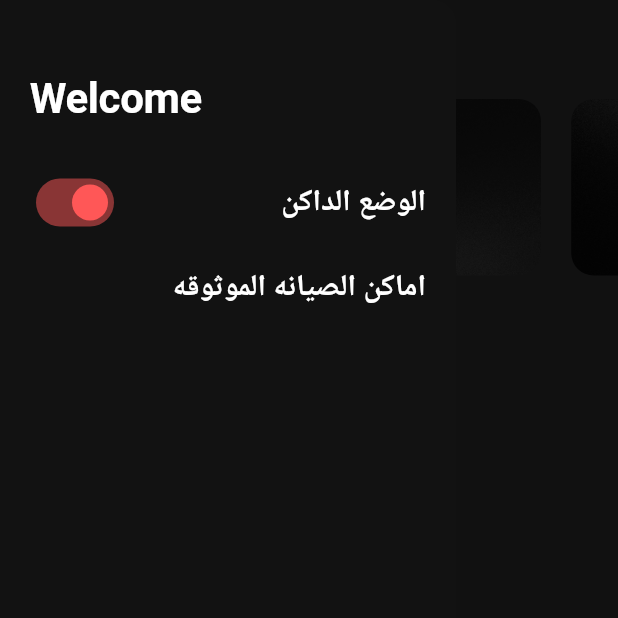
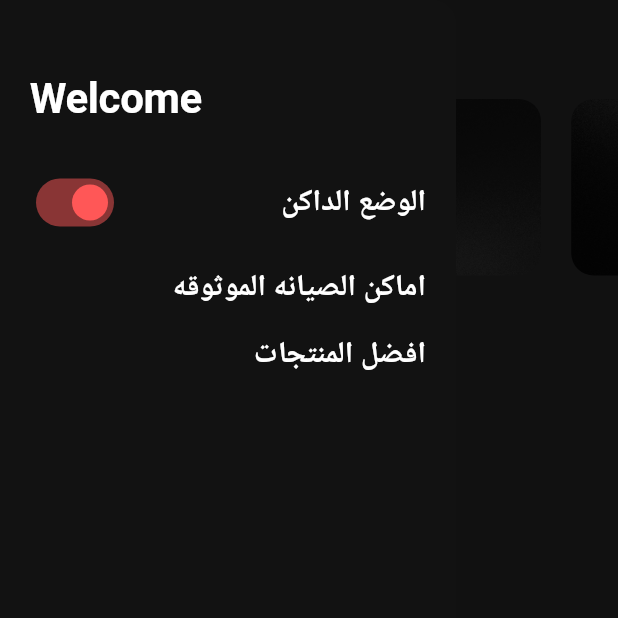
Before and after one commit to eyad-gomaa/Scooter-App, a Flutter app: the HomeView screen opened by its route, with the side drawer open, on a phone screen of 412 x 824 dp, the top half of it. Run offline on Flutter 3.47's test engine with Material 3 defaults, Android fonts, the phone set to English and light mode, and no system bars; drawn by our look-alikes of carousel_slider, smooth_page_indicator; our stand-ins replace cached_network_image, cloud_firestore, dartz, firebase_core, flutter_bloc, get_it and 4 more; accounts and stored records are empty; Roboto replaces fonts that are missing (Cairo).

Commit message:
some responsive fix

```diff
--- a/lib/core/utils/app_router.dart
+++ b/lib/core/utils/app_router.dart
@@ -3,6 +3,7 @@ import 'package:go_router/go_router.dart';
 import 'package:scooter_app/features/add_data/data/data_model/data_model.dart';
 
 import '../../features/add_data/presentation/view/add_data_view.dart';
+import '../../features/best_products/presentation/view/best_products_view.dart';
 import '../../features/edit_data/view/edit_data_view.dart';
 import '../../features/home/presentation/view/home_view.dart';
 import '../../features/onboarding/presentation/view/onboarding_view.dart';
@@ -15,6 +16,7 @@ class RouterPath{
   static const addDataView = "/addDataView";
   static const editDataView = "/editDataView";
   static const trustedPlacesView = "/trustedPlacesView";
+  static const bestProductsView = "/bestProductsView";
 }
 final GoRouter router = GoRouter(
     routes: [
@@ -43,5 +45,9 @@ final GoRouter router = GoRouter(
     path: RouterPath.trustedPlacesView,
     builder: (BuildContext context, GoRouterState state) => const TrustedPlacesView(),
       ),
+      GoRoute(
+    path: RouterPath.bestProductsView,
+    builder: (BuildContext context, GoRouterState state) => const BestProductsView(),
+      ),
     ]
 );
--- a/lib/features/add_data/presentation/view/widget/add_data_view_body.dart
+++ b/lib/features/add_data/presentation/view/widget/add_data_view_body.dart
@@ -46,7 +46,7 @@ class _AddDataViewBodyState extends State<AddDataViewBody> {
                   if (_formKey.currentState!.validate()) {
                     _formKey.currentState!.save();
                     final SharedPreferences prefs = await SharedPreferences.getInstance();
-                    await prefs.setString('dataAdded', "true");
+                    await prefs.setBool('dataAdded', true);
                   }
                 },
                 text: "التالي",
--- a/lib/features/home/presentation/view/widget/home_drawer.dart
+++ b/lib/features/home/presentation/view/widget/home_drawer.dart
@@ -24,18 +24,23 @@ class HomeDrawer extends StatelessWidget {
               const SizedBox(height: 30,),
               const DarkModeSwitchContainer(),
               const SizedBox(height: 20,),
-              GestureDetector(
-                onTap:(){
-                  BlocProvider.of<TrustedPlacesCubit>(context).getTrustedPlaces();
-                  GoRouter.of(context).push(RouterPath.trustedPlacesView);
-                },
-                child: Row(
-                  mainAxisAlignment: MainAxisAlignment.end,
-                  children: [
-                    Text("اماكن الصيانه الموثوقه",style: Theme.of(context).textTheme.displaySmall,),
-                  ],
-                ),
-              )
+              DrawerItem(
+                onTap: (){
+                BlocProvider.of<TrustedPlacesCubit>(context).getTrustedPlaces();
+                GoRouter.of(context).push(RouterPath.trustedPlacesView);
+              },
+                title: "اماكن الصيانه الموثوقه",
+
+              ),
+              const SizedBox(height: 20,),
+              DrawerItem(
+                onTap: (){
+                // BlocProvider.of<TrustedPlacesCubit>(context).getTrustedPlaces();
+                GoRouter.of(context).push(RouterPath.bestProductsView);
+              },
+                title: "افضل المنتجات",
+
+              ),
             ],
           ),
         ),
@@ -45,11 +50,30 @@ class HomeDrawer extends StatelessWidget {
   }
 }
 
+class DrawerItem extends StatelessWidget {
+  const DrawerItem({
+    super.key, required this.onTap, required this.title,
+  });
+  final void Function() onTap;
+  final String title;
+  @override
+  Widget build(BuildContext context) {
+    return GestureDetector(
+      onTap:onTap,
+      child: Row(
+        mainAxisAlignment: MainAxisAlignment.end,
+        children: [
+          Text(title,style: Theme.of(context).textTheme.displaySmall,),
+        ],
+      ),
+    );
+  }
+}
+
 class DarkModeSwitchContainer extends StatelessWidget {
   const DarkModeSwitchContainer({
     super.key,
   });
-
   @override
   Widget build(BuildContext context) {
     return Row(
```
Also changed, not shown: lib/features/add_data/presentation/view/widget/add_data_field.dart (+10 -2 lines), lib/features/best_products/presentation/view/best_products_view.dart (added, +16 -0 lines), lib/features/best_products/presentation/view/widget/best_products_view_body.dart (added, +15 -0 lines), lib/features/splash/presentation/view/widget/splash_view_body.dart (+7 -10 lines), lib/features/trusted_places/presentation/view/widget/icon_container.dart (added, +20 -0 lines), lib/features/trusted_places/presentation/view/widget/trusted_place_container.dart (+36 -55 lines).
